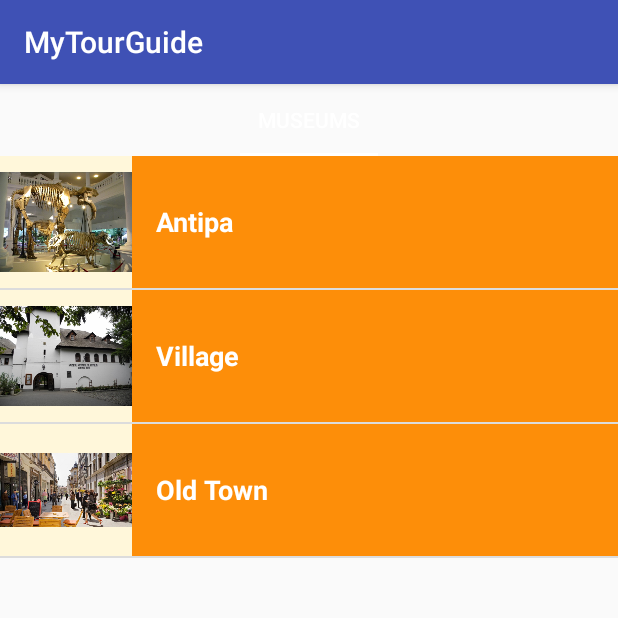
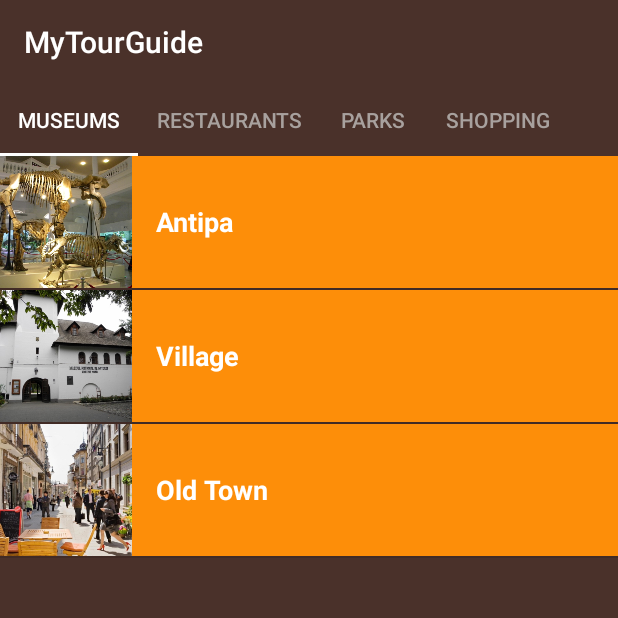
Before and after one commit to Tarek-Bohdima/MyTourGuide, an Android app: the screen it shows after launch (MainActivity), on a phone screen of 412 x 824 dp, the top half of it. Run offline under Robolectric (Android 15) with nearby library versions, the phone set to English and light mode, and no system bars.

Commit message:
finished the 4 fragments and the category adapter . 50% complete

```diff
--- a/app/src/main/java/com/example/android/mytourguide/AttractionAdapter.java
+++ b/app/src/main/java/com/example/android/mytourguide/AttractionAdapter.java
@@ -51,14 +51,11 @@ public class AttractionAdapter extends ArrayAdapter<Attraction> {
         // the image1 TextView
         imageView.setImageResource(currentAttraction.getmImageResourceId());
 
-        // Set the theme color for the list item
-        View textContainer = listItemView.findViewById(R.id.attraction_name);
-
         // Find the color that the resource ID maps to
         int color = ContextCompat.getColor(getContext(), mColorResourceId);
 
         // Set the background color of the text container View
-        textContainer.setBackgroundColor(color);
+        attractionName.setBackgroundColor(color);
 
         // Return the whole list item layout  so that it can be shown in
         // the ListView.
--- a/app/src/main/java/com/example/android/mytourguide/CategoryAdapter.java
+++ b/app/src/main/java/com/example/android/mytourguide/CategoryAdapter.java
@@ -23,8 +23,13 @@ public class CategoryAdapter extends FragmentPagerAdapter {
     public Fragment getItem(int position) {
         if (position == 0){
             return new MuseumsFragment();
+        }else if (position == 1){
+            return new RestaurantsFragment();
+        }else if (position == 2){
+            return new ParksFragment();
+        }else{
+            return new ShoppingFragment();
         }
-        return null;
     }
 
     /**
@@ -32,7 +37,7 @@ public class CategoryAdapter extends FragmentPagerAdapter {
      */
     @Override
     public int getCount() {
-        return 1;
+        return 4;
     }
 
 
@@ -40,8 +45,13 @@ public class CategoryAdapter extends FragmentPagerAdapter {
     @Override
     public CharSequence getPageTitle(int position) {
         if (position == 0){
-            return mContext.getString(R.string.museums);
+            return mContext.getString(R.string.museums_fragment);
+        }else if (position ==1){
+            return mContext.getString(R.string.restaurants_fargment);
+        }else if (position == 2){
+            return mContext.getString(R.string.parks_Fragment);
+        }else{
+            return mContext.getString(R.string.shopping_fragment);
         }
-        return null;
     }
 }
--- /dev/null
+++ b/app/src/main/java/com/example/android/mytourguide/RestaurantsFragment.java
@@ -0,0 +1,45 @@
+package com.example.android.mytourguide;
+
+
+import android.os.Bundle;
+import android.support.v4.app.Fragment;
+import android.view.LayoutInflater;
+import android.view.View;
+import android.view.ViewGroup;
+import android.widget.ListView;
+
+import java.util.ArrayList;
+
+/**
+ * A simple {@link Fragment} subclass.
+ */
+public class RestaurantsFragment extends Fragment {
+
+
+    public RestaurantsFragment() {
+        // Required empty public constructor
+    }
+
+
+    @Override
+    public View onCreateView(LayoutInflater inflater, ViewGroup container,
+                             Bundle savedInstanceState) {
+       int int1;
+       View rootView = inflater.inflate(R.layout.attraction_list,container,false);
+
+        /** Create a list of Attraction object */
+        ArrayList<Attraction> attractions = new ArrayList<Attraction>();
+        attractions.add(new Attraction(R.string.restaurant_lacrimi, R.drawable.lacrimi));
+        attractions.add(new Attraction(R.string.restaurant_karamna, R.drawable.karamna));
+        attractions.add(new Attraction(R.string.restaurant_trattoria, R.drawable.trattoria));
+
+        AttractionAdapter adapter = new AttractionAdapter(getActivity(), attractions,R.color.category_restaurants);
+
+        ListView listView = (ListView)rootView.findViewById(R.id.list);
+
+        listView.setAdapter(adapter);
+
+        return rootView;
+    }
+
+}
--- a/app/src/main/res/layout/activity_main.xml
+++ b/app/src/main/res/layout/activity_main.xml
@@ -1,9 +1,10 @@
 <?xml version="1.0" encoding="utf-8"?>
-<LinearLayout
-    xmlns:android="http://schemas.android.com/apk/res/android"
+<LinearLayout xmlns:android="http://schemas.android.com/apk/res/android"
     xmlns:tools="http://schemas.android.com/tools"
     android:layout_width="match_parent"
     android:layout_height="match_parent"
+    xmlns:app="http://schemas.android.com/apk/res-auto"
+    android:background="@color/primary_color"
     android:orientation="vertical"
     tools:context=".MainActivity">
 
@@ -11,7 +12,8 @@
         android:id="@+id/tabs"
         style="@style/CategoryTab"
         android:layout_width="match_parent"
-        android:layout_height="wrap_content"/>
+        android:layout_height="wrap_content"
+        app:tabMode="scrollable"/>
 
     <android.support.v4.view.ViewPager
         android:id="@+id/viewpager"
--- a/app/src/main/res/layout/list_item.xml
+++ b/app/src/main/res/layout/list_item.xml
@@ -11,7 +11,10 @@
     <ImageView
         android:id="@+id/image1"
         android:layout_width="@dimen/list_item_height"
-        android:layout_height="@dimen/list_item_height" />
+        android:layout_height="@dimen/list_item_height"
+        android:adjustViewBounds="true"
+        android:contentDescription="@string/content_description"
+        android:scaleType="centerCrop" />
 
 
     <TextView
--- a/app/src/main/res/values/colors.xml
+++ b/app/src/main/res/values/colors.xml
@@ -1,7 +1,10 @@
 <?xml version="1.0" encoding="utf-8"?>
 <resources>
-    <color name="colorPrimary">#3F51B5</color>
-    <color name="colorPrimaryDark">#303F9F</color>
+    <!-- Primary color of the app (shown in the app bar) -->
+    <color name="primary_color">#4A312A</color>
+
+    <!-- Primary dark color of the app (shown in the status bar) -->
+    <color name="primary_dark_color">#2F1D1A</color>
     <color name="colorAccent">#FF4081</color>
 
     <!-- Background color for app -->
--- a/app/src/main/res/values/strings.xml
+++ b/app/src/main/res/values/strings.xml
@@ -2,7 +2,7 @@
     <string name="app_name">MyTourGuide</string>
 
     <!-- Category name for the vocabulary words for museums [CHAR LIMIT=20] -->
-    <string name="museums">Museums</string>
+    <string name="museums_fragment">Museums</string>
 
     <string name="museum_antipa">Antipa</string>
     <string name="museum_village">Village</string>
@@ -15,4 +15,23 @@ The Museum was established on November 3rd 1834, at the initiative of the brothe
         a natural history cabinet, the museum became a mixed institution, harbouring antiquities,\n
         old paintings and natural curiosities. Although it was conceived as natural history cabinet,\n
         the museum became a mixed institution, harbouring antiquities, old paintings and natural curiosities.</string>
+    <string name="content_description">Image for the attraction in the list</string>
+    <string name="restaurants_fargment">Restaurants</string>
+    <string name="restaurant_lacrimi">Lacrimi si Sfinti</string>
+    <string name="restaurant_karamna">Karamna</string>
+    <string name="restaurant_trattoria">Trattoria Il Villagio</string>
+    <string name="parks_Fragment">Parks</string>
+    <string name="park_ior">Park I.O.R.</string>
+    <string name="park_hearastrau">Park Herastrau</string>
+    <string name="lake_snagov">Lake Snagov</string>
+    <string name="shopping_fragment">Shopping</string>
+    <string name="afi">AFI Cotroceni Mall</string>
+    <string name="promenada">Promenada Mall</string>
+    <string name="parklake">ParkLake Mall</string>
+
+
+    <!-- TODO: Remove or change this placeholder text -->
+    <string name="hello_blank_fragment">Hello blank fragment</string>
+
+
 </resources>
--- a/app/src/main/res/values/styles.xml
+++ b/app/src/main/res/values/styles.xml
@@ -2,10 +2,16 @@
 
     <!-- Base application theme. -->
     <style name="AppTheme" parent="Theme.AppCompat.Light.DarkActionBar">
-        <!-- Customize your theme here. -->
-        <item name="colorPrimary">@color/colorPrimary</item>
-        <item name="colorPrimaryDark">@color/colorPrimaryDark</item>
-        <item name="colorAccent">@color/colorAccent</item>
+        <item name="colorPrimary">@color/primary_color</item>
+        <item name="colorPrimaryDark">@color/primary_dark_color</item>
+        <item name="actionBarStyle">@style/MyTourGuideAppBarStyle</item>
+        <item name="android:windowContentOverlay">@null</item>
+    </style>
+
+    <!-- App bar style -->
+    <style name="MyTourGuideAppBarStyle" parent="@style/Widget.AppCompat.Light.ActionBar.Solid.Inverse">
+        <!-- Remove the shadow below the app bar -->
+        <item name="elevation">0dp</item>
     </style>
 
     <!-- Style for a tab that displays a category name -->
```
Also changed, not shown: app/src/main/java/com/example/android/mytourguide/ParksFragment.java (added, +44 -0 lines), app/src/main/java/com/example/android/mytourguide/ShoppingFragment.java (added, +44 -0 lines).
